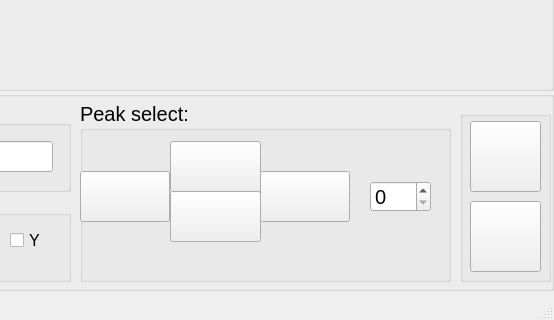
First picture: the form in src/designer.ui, repository Andachten/DataYee, before the edit; both pictures show x 753 to 1307 and y 471 to 791 of the 1307 by 791 pixel window.
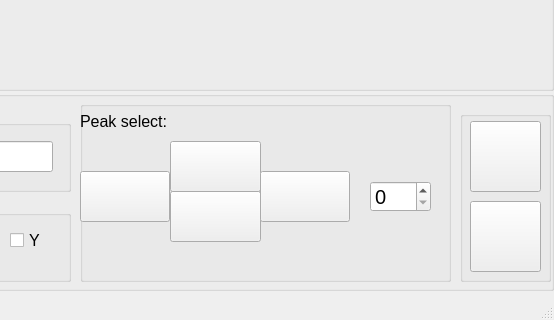
Second picture: the form after the edit. Icons and pictures are not drawn.

Commit message: user interface

Diff of the .ui file:
```diff
--- a/src/designer.ui
+++ b/src/designer.ui
@@ -329,7 +329,7 @@
         </rect>
        </property>
        <property name="title">
-        <string>Peak select:</string>
+        <string/>
        </property>
        <widget class="QPushButton" name="leftButton">
         <property name="geometry">
@@ -439,6 +439,24 @@
          <number>10</number>
         </property>
        </widget>
+       <widget class="QLabel" name="label">
+        <property name="geometry">
+         <rect>
+          <x>0</x>
+          <y>0</y>
+          <width>371</width>
+          <height>41</height>
+         </rect>
+        </property>
+        <property name="font">
+         <font>
+          <pointsize>12</pointsize>
+         </font>
+        </property>
+        <property name="text">
+         <string>Peak select:</string>
+        </property>
+       </widget>
       </widget>
       <widget class="QGroupBox" name="groupBox_8">
        <property name="geometry">
```
The commit also changes 1 other file.
